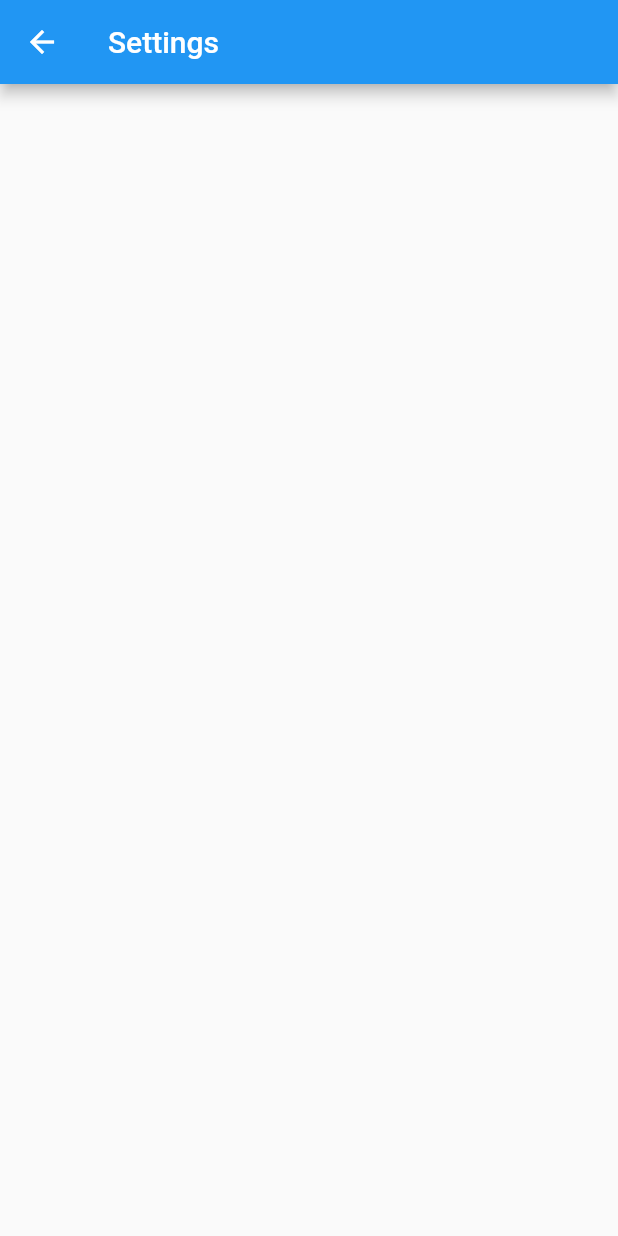
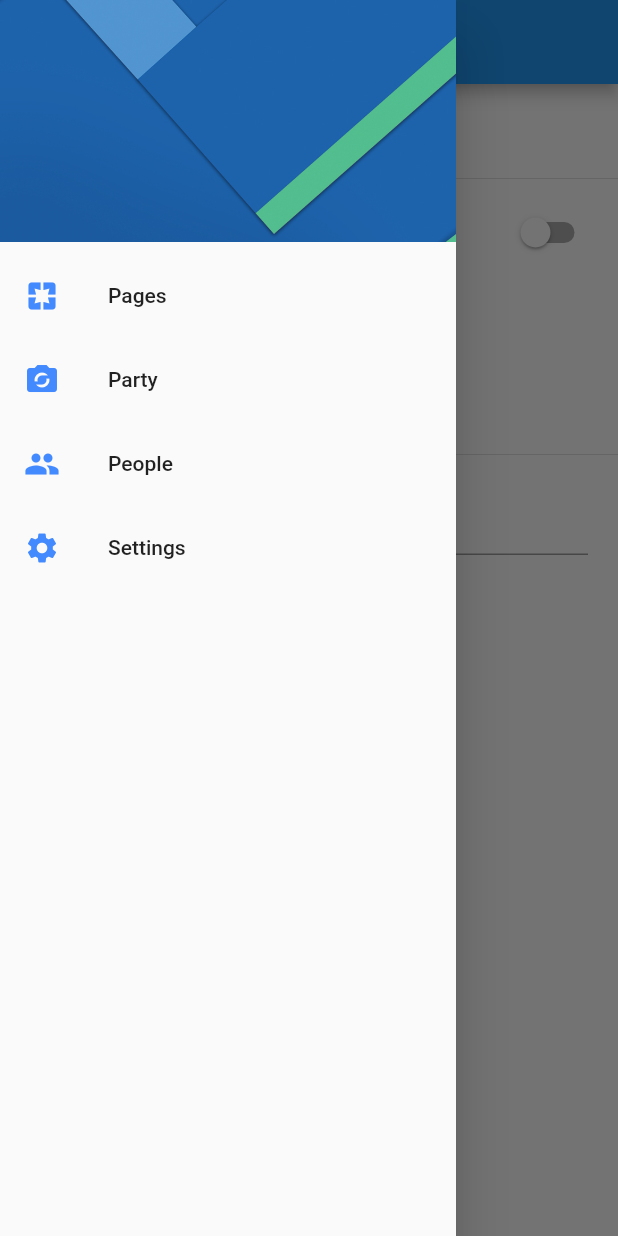
Before and after one commit to luissancheza/settings, a Flutter app: the SettingsPage screen opened by its route, with the side drawer open (before the commit the screen has no drawer), on a phone screen of 412 x 824 dp. Run offline on Flutter 3.47's test engine with Material 2 defaults, Android fonts, the phone set to English and light mode, and no system bars; our stand-ins replace shared_preferences; accounts and stored records are empty.

Commit message:
recupera ultima pagina y nombre de usuario

```diff
--- a/lib/pages/settings_page.dart
+++ b/lib/pages/settings_page.dart
@@ -1,15 +1,102 @@
 import 'package:flutter/material.dart';
+import 'package:settings/share_pref/preferencias_usuario.dart';
+import 'package:settings/widgets/menu_witget.dart';
+import 'package:shared_preferences/shared_preferences.dart';
 
-class SettingsPage extends StatelessWidget {
+class SettingsPage extends StatefulWidget {
   const SettingsPage({Key? key}) : super(key: key);
 
   static final String routeName = "settings";
+
+  @override
+  _SettingsPageState createState() => _SettingsPageState();
+}
+
+class _SettingsPageState extends State<SettingsPage> {
+  bool? _colorSecundario;
+  int? _genero;
+  String _nombre = 'Pedro';
+
+  TextEditingController? _textController;
+
+  final prefs = new PreferenciasUsuario();
+
+  @override
+  void initState() {
+    // TODO: implement initState
+    super.initState();
+    prefs.ultimaPagina = SettingsPage.routeName;
+    _genero = prefs.genero;
+    _colorSecundario = prefs.colorSecundario;
+
+    _textController = new TextEditingController(text: prefs.nombreUsuario);
+  }
+
+  void _setSelectedRadio(int? valor) async {
+    SharedPreferences pref = await SharedPreferences.getInstance();
+    pref.setInt('genero', valor!);
+    _genero = valor;
+    setState(() {});
+  }
 
   @override
   Widget build(BuildContext context) {
     return Scaffold(
       appBar: AppBar(
         title: Text("Settings"),
+        backgroundColor:
+            (prefs.colorSecundario == true) ? Colors.teal : Colors.blue,
+      ),
+      drawer: MenuWidget(),
+      body: ListView(
+        children: [
+          Container(
+            padding: EdgeInsets.symmetric(vertical: 10, horizontal: 10),
+            child: Text(
+              'Settings',
+              style: TextStyle(fontSize: 30, fontWeight: FontWeight.bold),
+            ),
+          ),
+          Divider(),
+          SwitchListTile(
+            title: Text('Color secundario'),
+            value: _colorSecundario!,
+            onChanged: (valor) {
+              setState(() {
+                _colorSecundario = valor;
+                prefs.colorSecundario = valor;
+              });
+            },
+          ),
+          RadioListTile(
+            title: Text('Masculino'),
+            value: 1,
+            groupValue: _genero,
+            onChanged: _setSelectedRadio,
+          ),
+          RadioListTile(
+            title: Text('Femenino'),
+            value: 2,
+            groupValue: _genero,
+            onChanged: _setSelectedRadio,
+          ),
+          Divider(),
+          Container(
+            padding: EdgeInsets.symmetric(horizontal: 20),
+            child: TextField(
+              controller: _textController,
+              decoration: InputDecoration(
+                  labelText: 'Nombre',
+                  helperText: 'Nombre de la persona usando el telefono'),
+              onChanged: (value) {
+                setState(() {
+                  _nombre = value;
+                  prefs.nombreUsuario = value;
+                });
+              },
+            ),
+          )
+        ],
       ),
     );
   }
--- /dev/null
+++ b/lib/share_pref/preferencias_usuario.dart
@@ -0,0 +1,59 @@
+import 'package:shared_preferences/shared_preferences.dart';
+
+class PreferenciasUsuario {
+  // TODO: Patron singleton
+  static final PreferenciasUsuario _instancia =
+      new PreferenciasUsuario._internal();
+
+  factory PreferenciasUsuario() {
+    return _instancia;
+  }
+
+  PreferenciasUsuario._internal();
+
+  late SharedPreferences _prefs;
+
+  initPrefs() async {
+    this._prefs = await SharedPreferences.getInstance();
+  }
+
+  // GET y SET del genero
+
+  int get genero {
+    return _prefs.getInt('genero') ?? 1;
+  }
+
+  set genero(int value) {
+    _prefs.setInt('genero', value);
+  }
+
+  // GET y SET del coor secundario
+
+  bool get colorSecundario {
+    return _prefs.getBool('colorSecundario') ?? false;
+  }
+
+  set colorSecundario(bool value) {
+    _prefs.setBool('colorSecundario', value);
+  }
+
+  // GET y SET del nombre de Usuario
+
+  String get nombreUsuario {
+    return _prefs.getString('nombreUsuario') ?? '';
+  }
+
+  set nombreUsuario(String value) {
+    _prefs.setString('nombreUsuario', value);
+  }
+
+  // GET y SET de ultima pagina
+
+  String get ultimaPagina {
+    return _prefs.getString('ultimaPagina') ?? 'home';
+  }
+
+  set ultimaPagina(String value) {
+    _prefs.setString('ultimaPagina', value);
+  }
+}
--- /dev/null
+++ b/lib/widgets/menu_witget.dart
@@ -0,0 +1,59 @@
+import 'package:flutter/material.dart';
+import 'package:settings/pages/settings_page.dart';
+import 'package:settings/pages/home_page.dart';
+
+class MenuWidget extends StatelessWidget {
+  const MenuWidget({Key? key}) : super(key: key);
+
+  @override
+  Widget build(BuildContext context) {
+    return Drawer(
+      child: ListView(
+        padding: EdgeInsets.zero,
+        children: [
+          DrawerHeader(
+            child: Container(),
+            decoration: BoxDecoration(
+              image: DecorationImage(
+                  image: AssetImage('assets/menu-img.jpg'), fit: BoxFit.cover),
+            ),
+          ),
+          ListTile(
+            leading: Icon(
+              Icons.pages,
+              color: Colors.blueAccent,
+            ),
+            title: Text('Pages'),
+            onTap: () {
+              Navigator.pushReplacementNamed(context, HomePage.routeName);
+            },
+          ),
+          ListTile(
+            leading: Icon(
+              Icons.party_mode,
+              color: Colors.blueAccent,
+            ),
+            title: Text('Party'),
+          ),
+          ListTile(
+            leading: Icon(
+              Icons.people,
+              color: Colors.blueAccent,
+            ),
+            title: Text('People'),
+          ),
+          ListTile(
+            leading: Icon(
+              Icons.settings,
+              color: Colors.blueAccent,
+            ),
+            title: Text('Settings'),
+            onTap: () {
+              Navigator.pushReplacementNamed(context, SettingsPage.routeName);
+            },
+          ),
+        ],
+      ),
+    );
+  }
+}
--- a/pubspec.yaml
+++ b/pubspec.yaml
@@ -28,6 +28,7 @@ dependencies:
   # The following adds the Cupertino Icons font to your application.
   # Use with the CupertinoIcons class for iOS style icons.
   cupertino_icons: ^1.0.2
+  shared_preferences: ^2.0.6
 
 dev_dependencies:
   flutter_test:
```
Also changed, not shown: lib/main.dart (+10 -2 lines), lib/pages/home_page.dart (+9 -58 lines), pubspec.lock.
